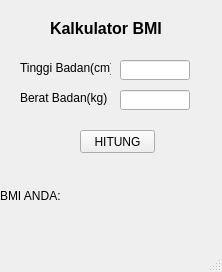
Above: KalkulatorBMI.ui from vsoleh/LTP-Kelompok-9 before the change. Below: the same form after it.
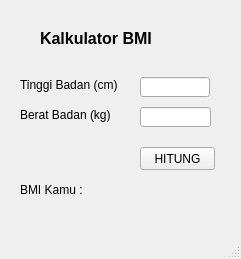
That is the form after the change.

What changed in the file:
```diff
--- a/KalkulatorBMI.ui
+++ b/KalkulatorBMI.ui
@@ -6,8 +6,8 @@
    <rect>
     <x>0</x>
     <y>0</y>
-    <width>222</width>
-    <height>272</height>
+    <width>241</width>
+    <height>259</height>
    </rect>
   </property>
   <property name="windowTitle">
@@ -17,9 +17,9 @@
    <widget class="QLabel" name="label">
     <property name="geometry">
      <rect>
-      <x>50</x>
-      <y>20</y>
-      <width>131</width>
+      <x>40</x>
+      <y>30</y>
+      <width>161</width>
       <height>16</height>
      </rect>
     </property>
@@ -37,8 +37,8 @@
    <widget class="QLineEdit" name="Txt_tb">
     <property name="geometry">
      <rect>
-      <x>120</x>
-      <y>60</y>
+      <x>140</x>
+      <y>77</y>
       <width>70</width>
       <height>20</height>
      </rect>
@@ -48,34 +48,34 @@
     <property name="geometry">
      <rect>
       <x>20</x>
-      <y>60</y>
-      <width>91</width>
+      <y>77</y>
+      <width>111</width>
       <height>16</height>
      </rect>
     </property>
     <property name="text">
-     <string>Tinggi Badan(cm)</string>
+     <string>Tinggi Badan (cm)</string>
     </property>
    </widget>
    <widget class="QLabel" name="label_3">
     <property name="geometry">
      <rect>
       <x>20</x>
-      <y>90</y>
-      <width>91</width>
+      <y>107</y>
+      <width>101</width>
       <height>16</height>
      </rect>
     </property>
     <property name="text">
-     <string>Berat Badan(kg)</string>
+     <string>Berat Badan (kg)</string>
     </property>
    </widget>
    <widget class="QLineEdit" name="Txt_bb">
     <property name="geometry">
      <rect>
-      <x>120</x>
-      <y>90</y>
-      <width>70</width>
+      <x>140</x>
+      <y>107</y>
+      <width>71</width>
       <height>20</height>
      </rect>
     </property>
@@ -83,8 +83,8 @@
    <widget class="QPushButton" name="pb_hitung">
     <property name="geometry">
      <rect>
-      <x>80</x>
-      <y>130</y>
+      <x>140</x>
+      <y>147</y>
       <width>75</width>
       <height>23</height>
      </rect>
@@ -96,52 +96,42 @@
    <widget class="QLabel" name="label_4">
     <property name="geometry">
      <rect>
-      <x>0</x>
-      <y>170</y>
-      <width>61</width>
-      <height>51</height>
+      <x>20</x>
+      <y>180</y>
+      <width>71</width>
+      <height>20</height>
      </rect>
     </property>
     <property name="text">
-     <string>BMI ANDA:</string>
+     <string>BMI Kamu :</string>
     </property>
    </widget>
    <widget class="QLabel" name="label_hasil">
     <property name="geometry">
      <rect>
-      <x>76</x>
-      <y>173</y>
-      <width>131</width>
-      <height>21</height>
-     </rect>
-    </property>
-    <property name="text">
-     <string/>
-    </property>
-   </widget>
-   <widget class="QLabel" name="label_hasil2">
-    <property name="geometry">
-     <rect>
       <x>90</x>
-      <y>205</y>
-      <width>121</width>
-      <height>31</height>
+      <y>180</y>
+      <width>61</width>
+      <height>20</height>
      </rect>
     </property>
     <property name="text">
      <string/>
     </property>
    </widget>
-  </widget>
-  <widget class="QMenuBar" name="menubar">
-   <property name="geometry">
-    <rect>
-     <x>0</x>
-     <y>0</y>
-     <width>222</width>
-     <height>21</height>
-    </rect>
-   </property>
+   <widget class="QLabel" name="label_hasil2">
+    <property name="geometry">
+     <rect>
+      <x>20</x>
+      <y>210</y>
+      <width>191</width>
+      <height>21</height>
+     </rect>
+    </property>
+    <property name="text">
+     <string/>
+    </property>
+   </widget>
   </widget>
   <widget class="QStatusBar" name="statusbar"/>
  </widget>
```
